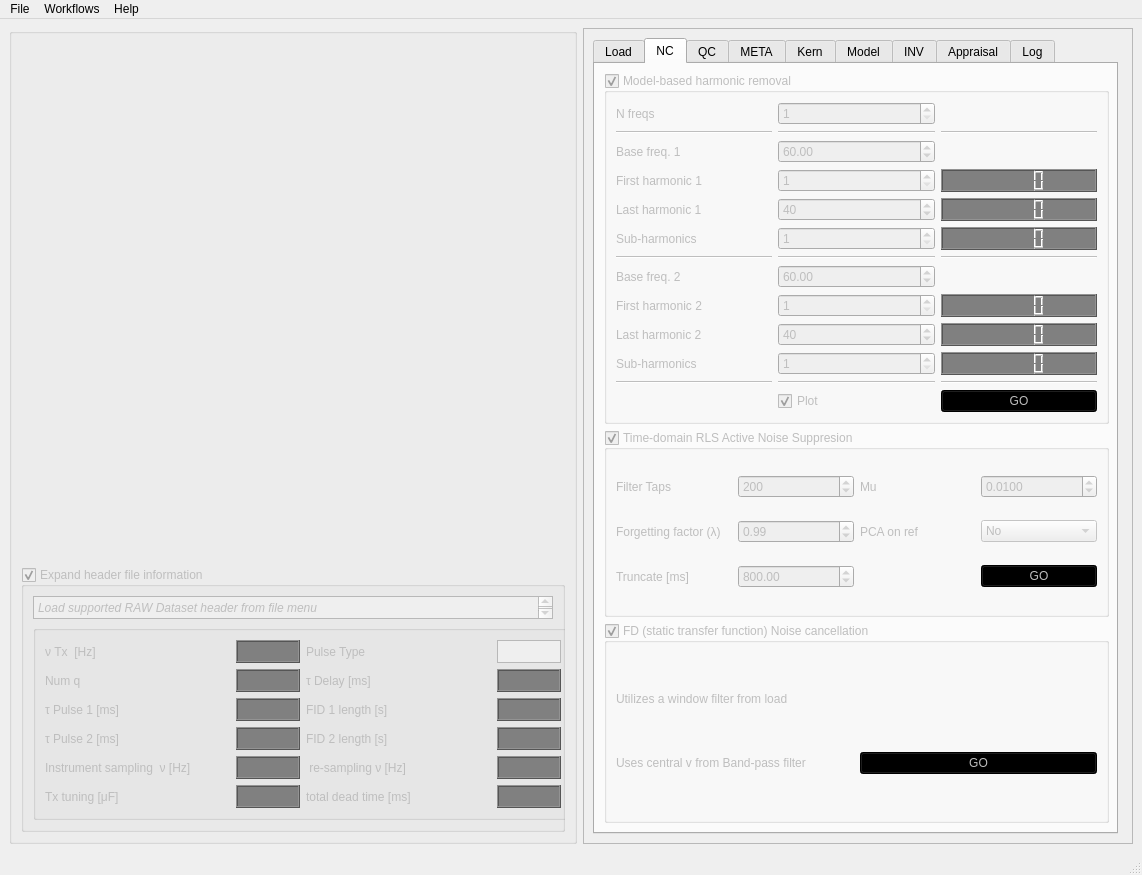
This is akvo/gui/main.ui in LemmaSoftware/akvo as Qt 5 draws it before an edit. The edited form follows.
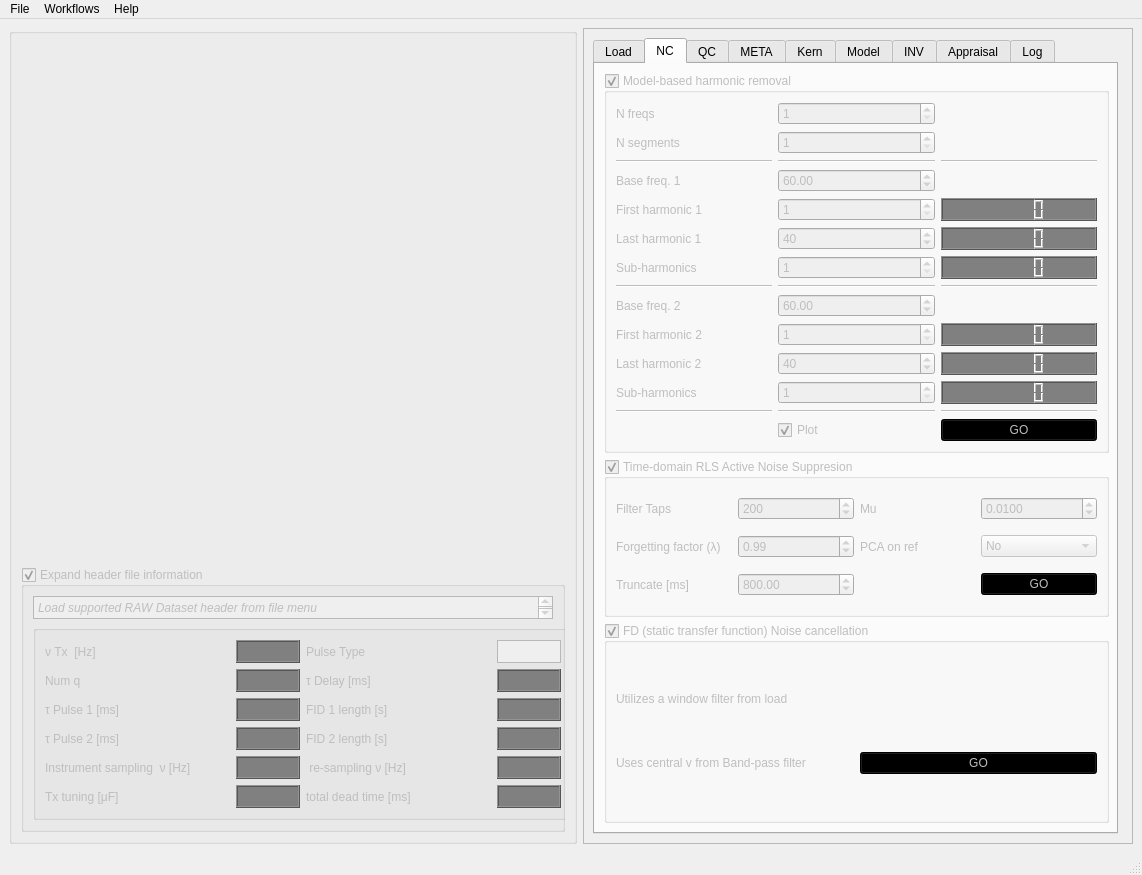
This is the edited form. The open tabs and pages were chosen to show the change. Custom widgets are drawn as their Qt base class.

Commit message: segmentation added to harmonic noise canc.

What changed in the file:
```diff
--- a/akvo/gui/main.ui
+++ b/akvo/gui/main.ui
@@ -519,7 +519,7 @@
                   <number>1</number>
                  </property>
                  <property name="maximum">
-                  <double>1000.000000000000000</double>
+                  <double>1200.000000000000000</double>
                  </property>
                  <property name="value">
                   <double>600.000000000000000</double>
@@ -702,7 +702,7 @@
                   <double>100.000000000000000</double>
                  </property>
                  <property name="maximum">
-                  <double>1000.000000000000000</double>
+                  <double>1600.000000000000000</double>
                  </property>
                  <property name="value">
                   <double>280.000000000000000</double>
@@ -722,7 +722,7 @@
                   <double>25.000000000000000</double>
                  </property>
                  <property name="maximum">
-                  <double>500.000000000000000</double>
+                  <double>600.000000000000000</double>
                  </property>
                  <property name="singleStep">
                   <double>5.000000000000000</double>
@@ -1021,38 +1021,6 @@
                <bool>true</bool>
               </property>
               <layout class="QGridLayout" name="gridLayout_9">
-               <item row="3" column="2">
-                <widget class="QLCDNumber" name="lcdH1F">
-                 <property name="styleSheet">
-                  <string notr="true">#lcdH1F {
-  color: green;
-  background: black;
-}
-
-#lcdH1F:disabled {
-  color: grey;
-  background: dark grey;
-}</string>
-                 </property>
-                </widget>
-               </item>
-               <item row="13" column="1">
-                <widget class="QCheckBox" name="plotHarmonic">
-                 <property name="text">
-                  <string>Plot</string>
-                 </property>
-                 <property name="checked">
-                  <bool>true</bool>
-                 </property>
-                </widget>
-               </item>
-               <item row="6" column="1">
-                <widget class="Line" name="line_5">
-                 <property name="orientation">
-                  <enum>Qt::Horizontal</enum>
-                 </property>
-                </widget>
-               </item>
                <item row="0" column="0">
                 <widget class="QLabel" name="label_26">
                  <property name="text">
@@ -1060,37 +1028,20 @@
                  </property>
                 </widget>
                </item>
-               <item row="8" column="0">
-                <widget class="QLabel" name="label_34">
-                 <property name="text">
-                  <string>First harmonic 2</string>
+               <item row="0" column="1">
+                <widget class="QSpinBox" name="NHarmonicsFreqsSpin">
+                 <property name="minimum">
+                  <number>1</number>
                  </property>
-                </widget>
-               </item>
-               <item row="2" column="1">
-                <widget class="QDoubleSpinBox" name="f0Spin">
                  <property name="maximum">
-                  <double>25000.000000000000000</double>
+                  <number>2</number>
                  </property>
-                 <property name="singleStep">
-                  <double>0.100000000000000</double>
-                 </property>
                  <property name="value">
-                  <double>60.000000000000000</double>
+                  <number>1</number>
                  </property>
                 </widget>
                </item>
-               <item row="7" column="1">
-                <widget class="QDoubleSpinBox" name="f1Spin">
-                 <property name="maximum">
-                  <double>25000.000000000000000</double>
-                 </property>
-                 <property name="value">
-                  <double>60.000000000000000</double>
-                 </property>
-                </widget>
-               </item>
-               <item row="4" column="1">
+               <item row="5" column="1">
                 <widget class="QSpinBox" name="f0KNSpin">
                  <property name="minimum">
                   <number>2</number>
@@ -1100,95 +1051,35 @@
                  </property>
                 </widget>
                </item>
-               <item row="4" column="2">
-                <widget class="QLCDNumber" name="lcdHNF">
+               <item row="4" column="1">
+                <widget class="QSpinBox" name="f0K1Spin">
+                 <property name="minimum">
+                  <number>1</number>
+                 </property>
+                 <property name="maximum">
+                  <number>50</number>
+                 </property>
+                 <property name="value">
+                  <number>1</number>
+                 </property>
+                </widget>
+               </item>
+               <item row="12" column="2">
+                <widget class="QLCDNumber" name="lcdf0NK2">
                  <property name="styleSheet">
-                  <string notr="true">#lcdHNF {
-  color: green;
-  background: black;
+                  <string notr="true">#lcdf0NK2 { 
+ color: green;
+ background: black;
 }
 
-#lcdHNF:disabled {
+#lcdf0NK2:disabled {
   color: grey;
   background: dark grey;
 }</string>
                  </property>
                 </widget>
                </item>
-               <item row="1" column="1">
-                <widget class="Line" name="line">
-                 <property name="orientation">
-                  <enum>Qt::Horizontal</enum>
-                 </property>
-                </widget>
-               </item>
-               <item row="11" column="2">
-                <widget class="Line" name="line_9">
-                 <property name="orientation">
-                  <enum>Qt::Horizontal</enum>
-                 </property>
-                </widget>
-               </item>
-               <item row="3" column="0">
-                <widget class="QLabel" name="label_11">
-                 <property name="text">
-                  <string>First harmonic 1</string>
-                 </property>
-                </widget>
-               </item>
                <item row="6" column="2">
-                <widget class="Line" name="line_6">
-                 <property name="orientation">
-                  <enum>Qt::Horizontal</enum>
-                 </property>
-                </widget>
-               </item>
-               <item row="11" column="1">
-                <widget class="Line" name="line_8">
-                 <property name="orientation">
-                  <enum>Qt::Horizontal</enum>
-                 </property>
-                </widget>
-               </item>
-               <item row="8" column="1">
-                <widget class="QSpinBox" name="f1K1Spin">
-                 <property name="minimum">
-                  <number>1</number>
-                 </property>
-                </widget>
-               </item>
-               <item row="10" column="1">
-                <widget class="QSpinBox" name="f1KsSpin">
-                 <property name="minimum">
-                  <number>1</number>
-                 </property>
-                 <property name="maximum">
-                  <number>3</number>
-                 </property>
-                </widget>
-               </item>
-               <item row="4" column="0">
-                <widget class="QLabel" name="label_31">
-                 <property name="text">
-                  <string>Last harmonic 1</string>
-                 </property>
-                </widget>
-               </item>
-               <item row="1" column="0">
-                <widget class="Line" name="line_3">
-                 <property name="orientation">
-                  <enum>Qt::Horizontal</enum>
-                 </property>
-                </widget>
-               </item>
-               <item row="1" column="2">
-                <widget class="Line" name="line_2">
-                 <property name="orientation">
-                  <enum>Qt::Horizontal</enum>
-                 </property>
-                </widget>
-               </item>
-               <item row="5" column="2">
                 <widget class="QLCDNumber" name="lcdf0NK">
                  <property name="styleSheet">
                   <string notr="true">#lcdf0NK { 
@@ -1206,70 +1097,148 @@
                  </property>
                 </widget>
                </item>
-               <item row="7" column="0">
+               <item row="10" column="0">
+                <widget class="QLabel" name="label_34">
+                 <property name="text">
+                  <string>First harmonic 2</string>
+                 </property>
+                </widget>
+               </item>
+               <item row="12" column="1">
+                <widget class="QSpinBox" name="f1KsSpin">
+                 <property name="minimum">
+                  <number>1</number>
+                 </property>
+                 <property name="maximum">
+                  <number>3</number>
+                 </property>
+                </widget>
+               </item>
+               <item row="13" column="2">
+                <widget class="Line" name="line_9">
+                 <property name="orientation">
+                  <enum>Qt::Horizontal</enum>
+                 </property>
+                </widget>
+               </item>
+               <item row="11" column="0">
+                <widget class="QLabel" name="label_35">
+                 <property name="text">
+                  <string>Last harmonic 2</string>
+                 </property>
+                </widget>
+               </item>
+               <item row="5" column="2">
+                <widget class="QLCDNumber" name="lcdHNF">
+                 <property name="styleSheet">
+                  <string notr="true">#lcdHNF {
+  color: green;
+  background: black;
+}
+
+#lcdHNF:disabled {
+  color: grey;
+  background: dark grey;
+}</string>
+                 </property>
+                </widget>
+               </item>
+               <item row="4" column="2">
+                <widget class="QLCDNumber" name="lcdH1F">
+                 <property name="styleSheet">
+                  <string notr="true">#lcdH1F {
+  color: green;
+  background: black;
+}
+
+#lcdH1F:disabled {
+  color: grey;
+  background: dark grey;
+}</string>
+                 </property>
+                </widget>
+               </item>
+               <item row="10" column="2">
+                <widget class="QLCDNumber" name="lcdH1F2">
+                 <property name="styleSheet">
+                  <string notr="true">#lcdH1F2{ 
+ color: green;
+ background: black;
+}
+
+#lcdH1F2:disabled {
+  color: grey;
+  background: dark grey;
+}</string>
+                 </property>
+                </widget>
+               </item>
+               <item row="12" column="0">
+                <widget class="QLabel" name="label_41">
+                 <property name="text">
+                  <string>Sub-harmonics</string>
+                 </property>
+                </widget>
+               </item>
+               <item row="10" column="1">
+                <widget class="QSpinBox" name="f1K1Spin">
+                 <property name="minimum">
+                  <number>1</number>
+                 </property>
+                </widget>
+               </item>
+               <item row="9" column="0">
                 <widget class="QLabel" name="label_27">
                  <property name="text">
                   <string>Base freq. 2 </string>
                  </property>
                 </widget>
                </item>
+               <item row="8" column="1">
+                <widget class="Line" name="line_5">
+                 <property name="orientation">
+                  <enum>Qt::Horizontal</enum>
+                 </property>
+                </widget>
+               </item>
+               <item row="8" column="2">
+                <widget class="Line" name="line_6">
+                 <property name="orientation">
+                  <enum>Qt::Horizontal</enum>
+                 </property>
+                </widget>
+               </item>
                <item row="3" column="1">
-                <widget class="QSpinBox" name="f0K1Spin">
-                 <property name="minimum">
-                  <number>1</number>
+                <widget class="QDoubleSpinBox" name="f0Spin">
+                 <property name="maximum">
+                  <double>25000.000000000000000</double>
                  </property>
+                 <property name="singleStep">
+                  <double>0.100000000000000</double>
+                 </property>
+                 <property name="value">
+                  <double>60.000000000000000</double>
+                 </property>
+                </widget>
+               </item>
+               <item row="9" column="1">
+                <widget class="QDoubleSpinBox" name="f1Spin">
                  <property name="maximum">
-                  <number>50</number>
+                  <double>25000.000000000000000</double>
                  </property>
                  <property name="value">
-                  <number>1</number>
+                  <double>60.000000000000000</double>
                  </property>
                 </widget>
                </item>
-               <item row="11" column="0">
-                <widget class="Line" name="line_7">
+               <item row="2" column="2">
+                <widget class="Line" name="line_2">
                  <property name="orientation">
                   <enum>Qt::Horizontal</enum>
                  </property>
                 </widget>
                </item>
-               <item row="0" column="1">
-                <widget class="QSpinBox" name="NHarmonicsFreqsSpin">
-                 <property name="minimum">
-                  <number>1</number>
-                 </property>
-                 <property name="maximum">
-                  <number>2</number>
-                 </property>
-                 <property name="value">
-                  <number>1</number>
-                 </property>
-                </widget>
-               </item>
-               <item row="5" column="1">
-                <widget class="QSpinBox" name="f0KsSpin">
-                 <property name="toolTip">
-                  <string>&lt;html&gt;&lt;head/&gt;&lt;body&gt;&lt;p&gt;Would you like to calculate subharmonics? For instance, setting this to 1, will calculate only the exact harmonics, setting this to 2 will calculate 1/2 step subharmonics (i.e. if the baseline frequency is 60 Hz, this will result in calcualtion of 30 Hz subharmonics)&lt;/p&gt;&lt;/body&gt;&lt;/html&gt;</string>
-                 </property>
-                 <property name="minimum">
-                  <number>1</number>
-                 </property>
-                 <property name="maximum">
-                  <number>3</number>
-                 </property>
-                 <property name="value">
-                  <number>1</number>
-                 </property>
-                </widget>
-               </item>
-               <item row="2" column="0">
-                <widget class="QLabel" name="label_25">
-                 <property name="text">
-                  <string>Base freq. 1</string>
-                 </property>
-                </widget>
-               </item>
-               <item row="13" column="2">
+               <item row="15" column="2">
                 <widget class="QPushButton" name="harmonicGO">
                  <property name="layoutDirection">
                   <enum>Qt::LeftToRight</enum>
@@ -1283,36 +1252,44 @@
                  </property>
                 </widget>
                </item>
-               <item row="5" column="0">
-                <widget class="QLabel" name="label_33">
-                 <property name="text">
-                  <string>Sub-harmonics </string>
+               <item row="6" column="1">
+                <widget class="QSpinBox" name="f0KsSpin">
+                 <property name="toolTip">
+                  <string>&lt;html&gt;&lt;head/&gt;&lt;body&gt;&lt;p&gt;Would you like to calculate subharmonics? For instance, setting this to 1, will calculate only the exact harmonics, setting this to 2 will calculate 1/2 step subharmonics (i.e. if the baseline frequency is 60 Hz, this will result in calcualtion of 30 Hz subharmonics)&lt;/p&gt;&lt;/body&gt;&lt;/html&gt;</string>
+                 </property>
+                 <property name="minimum">
+                  <number>1</number>
+                 </property>
+                 <property name="maximum">
+                  <number>3</number>
+                 </property>
+                 <property name="value">
+                  <number>1</number>
                  </property>
                 </widget>
                </item>
-               <item row="6" column="0">
-                <widget class="Line" name="line_4">
+               <item row="2" column="1">
+                <widget class="Line" name="line">
                  <property name="orientation">
                   <enum>Qt::Horizontal</enum>
                  </property>
                 </widget>
                </item>
-               <item row="10" column="2">
-                <widget class="QLCDNumber" name="lcdf0NK2">
-                 <property name="styleSheet">
-                  <string notr="true">#lcdf0NK2 { 
- color: green;
- background: black;
-}
-
-#lcdf0NK2:disabled {
-  color: grey;
-  background: dark grey;
-}</string>
+               <item row="5" column="0">
+                <widget class="QLabel" name="label_31">
+                 <property name="text">
+                  <string>Last harmonic 1</string>
                  </property>
                 </widget>
                </item>
-               <item row="9" column="2">
+               <item row="3" column="0">
+                <widget class="QLabel" name="label_25">
+                 <property name="text">
+                  <string>Base freq. 1</string>
+                 </property>
+                </widget>
+               </item>
+               <item row="11" column="2">
                 <widget class="QLCDNumber" name="lcdHNF2">
                  <property name="styleSheet">
                   <string notr="true">#lcdHNF2 { 
@@ -1327,36 +1304,7 @@
                  </property>
                 </widget>
                </item>
-               <item row="8" column="2">
-                <widget class="QLCDNumber" name="lcdH1F2">
-                 <property name="styleSheet">
-                  <string notr="true">#lcdH1F2{ 
- color: green;
- background: black;
-}
-
-#lcdH1F2:disabled {
-  color: grey;
-  background: dark grey;
-}</string>
-                 </property>
-                </widget>
-               </item>
-               <item row="9" column="0">
-                <widget class="QLabel" name="label_35">
-                 <property name="text">
-                  <string>Last harmonic 2</string>
-                 </property>
-                </widget>
-               </item>
-               <item row="10" column="0">
-                <widget class="QLabel" name="label_41">
-                 <property name="text">
-                  <string>Sub-harmonics</string>
-                 </property>
-                </widget>
-               </item>
-               <item row="9" column="1">
+               <item row="11" column="1">
                 <widget class="QSpinBox" name="f1KNSpin">
                  <property name="minimum">
                   <number>2</number>
@@ -1366,6 +1314,78 @@
                  </property>
                 </widget>
                </item>
+               <item row="15" column="1">
+                <widget class="QCheckBox" name="plotHarmonic">
+                 <property name="text">
+                  <string>Plot</string>
+                 </property>
+                 <property name="checked">
+                  <bool>true</bool>
+                 </property>
+                </widget>
+               </item>
+               <item row="13" column="1">
+                <widget class="Line" name="line_8">
+                 <property name="orientation">
+                  <enum>Qt::Horizontal</enum>
+                 </property>
+                </widget>
+               </item>
+               <item row="13" column="0">
+                <widget class="Line" name="line_7">
+                 <property name="orientation">
+                  <enum>Qt::Horizontal</enum>
+                 </property>
+                </widget>
+               </item>
+               <item row="6" column="0">
+                <widget class="QLabel" name="label_33">
+                 <property name="text">
+                  <string>Sub-harmonics </string>
+                 </property>
+                </widget>
+               </item>
+               <item row="4" column="0">
+                <widget class="QLabel" name="label_11">
+                 <property name="text">
+                  <string>First harmonic 1</string>
+                 </property>
+                </widget>
+               </item>
+               <item row="2" column="0">
+                <widget class="Line" name="line_3">
+                 <property name="orientation">
+                  <enum>Qt::Horizontal</enum>
+                 </property>
+                </widget>
+               </item>
+               <item row="8" column="0">
+                <widget class="Line" name="line_4">
+                 <property name="orientation">
+                  <enum>Qt::Horizontal</enum>
+                 </property>
+                </widget>
+               </item>
+               <item row="1" column="1">
+                <widget class="QSpinBox" name="NSegments">
+                 <property name="minimum">
+                  <number>1</number>
+                 </property>
+                 <property name="maximum">
+                  <number>10</number>
+                 </property>
+                 <property name="value">
+                  <number>1</number>
+                 </property>
+                </widget>
+               </item>
+               <item row="1" column="0">
+                <widget class="QLabel" name="label_49">
+                 <property name="text">
+                  <string>N segments</string>
+                 </property>
+                </widget>
+               </item>
               </layout>
              </widget>
             </item>
@@ -1830,7 +1850,65 @@
                <bool>true</bool>
               </property>
               <layout class="QGridLayout" name="gridLayout_15">
-               <item row="1" column="3">
+               <item row="2" column="2">
+                <widget class="QComboBox" name="QDMethod">
+                 <item>
+                  <property name="text">
+                   <string>Trust region reflective</string>
+                  </property>
+                 </item>
+                 <item>
+                  <property name="text">
+                   <string>Dogbox</string>
+                  </property>
+                 </item>
+                 <item>
+                  <property name="text">
+                   <string>Levenberg-Marquardt</string>
+                  </property>
+                 </item>
+                </widget>
+               </item>
+               <item row="5" column="3">
+                <widget class="QPushButton" name="plotQD">
+                 <property name="enabled">
+                  <bool>false</bool>
+                 </property>
+                 <property name="styleSheet">
+                  <string notr="true">#plotQD {
+    background: green;
+}
+
+#plotQD:disabled{
+    background: black;
+}</string>
+                 </property>
+                 <property name="text">
+                  <string>PLOT</string>
+                 </property>
+                 <property name="checkable">
+                  <bool>false</bool>
+                 </property>
+                </widget>
+               </item>
+               <item row="2" column="0">
+                <widget class="QLabel" name="label_42">
+                 <property name="text">
+                  <string>Method/loss</string>
+                 </property>
+                </widget>
+               </item>
+               <item row="1" column="2">
+                <widget class="QSpinBox" name="trimSpin">
+                 <property name="minimum">
+                  <number>0</number>
+                 </property>
+                 <property name="value">
+                  <number>2</number>
+                 </property>
+                </widget>
+               </item>
+               <item row="3" column="3">
                 <widget class="QPushButton" name="qdGO">
                  <property name="styleSheet">
                   <string notr="true">#qdGO {
@@ -1846,7 +1924,7 @@
                  </property>
                 </widget>
                </item>
-               <item row="2" column="2">
+               <item row="5" column="2">
                 <widget class="QComboBox" name="QDType">
                  <item>
                   <property name="text">
@@ -1865,38 +1943,6 @@
                  </item>
                 </widget>
                </item>
-               <item row="2" column="3">
-                <widget class="QPushButton" name="plotQD">
-                 <property name="enabled">
-                  <bool>false</bool>
-                 </property>
-                 <property name="styleSheet">
-                  <string notr="true">#plotQD {
-    background: green;
-}
-
-#plotQD:disabled{
-    background: black;
-}</string>
-                 </property>
-                 <property name="text">
-                  <string>PLOT</string>
-                 </property>
-                 <property name="checkable">
-                  <bool>false</bool>
-                 </property>
-                </widget>
-               </item>
-               <item row="1" column="2">
-                <widget class="QSpinBox" name="trimSpin">
-                 <property name="minimum">
-                  <number>0</number>
-                 </property>
-                 <property name="value">
-                  <number>0</number>
-                 </property>
-                </widget>
-               </item>
                <item row="1" column="0">
                 <widget class="QLabel" name="label_38">
                  <property name="text">
@@ -1904,6 +1950,51 @@
                  </property>
                 </widget>
                </item>
+               <item row="2" column="3">
+                <widget class="QComboBox" name="QDLoss">
+                 <item>
+                  <property name="text">
+                   <string>linear</string>
+                  </property>
+                 </item>
+                 <item>
+                  <property name="text">
+                   <string>soft L1</string>
+                  </property>
+                 </item>
+                 <item>
+                  <property name="text">
+                   <string>Cauchy</string>
+                  </property>
+                 </item>
+                 <item>
+                  <property name="text">
+                   <string>Huber</string>
+                  </property>
+                 </item>
+                </widget>
+               </item>
+               <item row="4" column="2">
+                <widget class="Line" name="line_10">
+                 <property name="orientation">
+                  <enum>Qt::Horizontal</enum>
+                 </property>
+                </widget>
+               </item>
+               <item row="4" column="0">
+                <widget class="Line" name="line_11">
+                 <property name="orientation">
+                  <enum>Qt::Horizontal</enum>
+                 </property>
+                </widget>
+               </item>
+               <item row="4" column="3">
+                <widget class="Line" name="line_12">
+                 <property name="orientation">
+                  <enum>Qt::Horizontal</enum>
+                 </property>
+                </widget>
+               </item>
               </layout>
              </widget>
             </item>
@@ -1937,16 +2028,10 @@
                <bool>true</bool>
               </property>
               <layout class="QGridLayout" name="gridLayout_16">
-               <item row="0" column="1">
-                <widget class="QSpinBox" name="GPDspinBox">
-                 <property name="minimum">
-                  <number>6</number>
-                 </property>
-                 <property name="maximum">
-                  <number>30</number>
-                 </property>
-                 <property name="value">
-                  <number>20</number>
+               <item row="0" column="0">
+                <widget class="QLabel" name="label_53">
+                 <property name="text">
+                  <string>Gates per decade </string>
                  </property>
                 </widget>
                </item>
@@ -1966,13 +2051,6 @@
                  </property>
                 </widget>
                </item>
-               <item row="0" column="0">
-                <widget class="QLabel" name="label_53">
-                 <property name="text">
-                  <string>Gates per decade </string>
-                 </property>
-                </widget>
-               </item>
                <item row="1" column="3">
                 <widget class="QPushButton" name="plotGI">
                  <property name="enabled">
@@ -1995,6 +2073,19 @@
                  </property>
                 </widget>
                </item>
+               <item row="0" column="1">
+                <widget class="QSpinBox" name="GPDspinBox">
+                 <property name="minimum">
+                  <number>6</number>
+                 </property>
+                 <property name="maximum">
+                  <number>30</number>
+                 </property>
+                 <property name="value">
+                  <number>20</number>
+                 </property>
+                </widget>
+               </item>
                <item row="1" column="2">
                 <widget class="QComboBox" name="QDType_2">
                  <item>
```
The commit also changes 5 other files.
